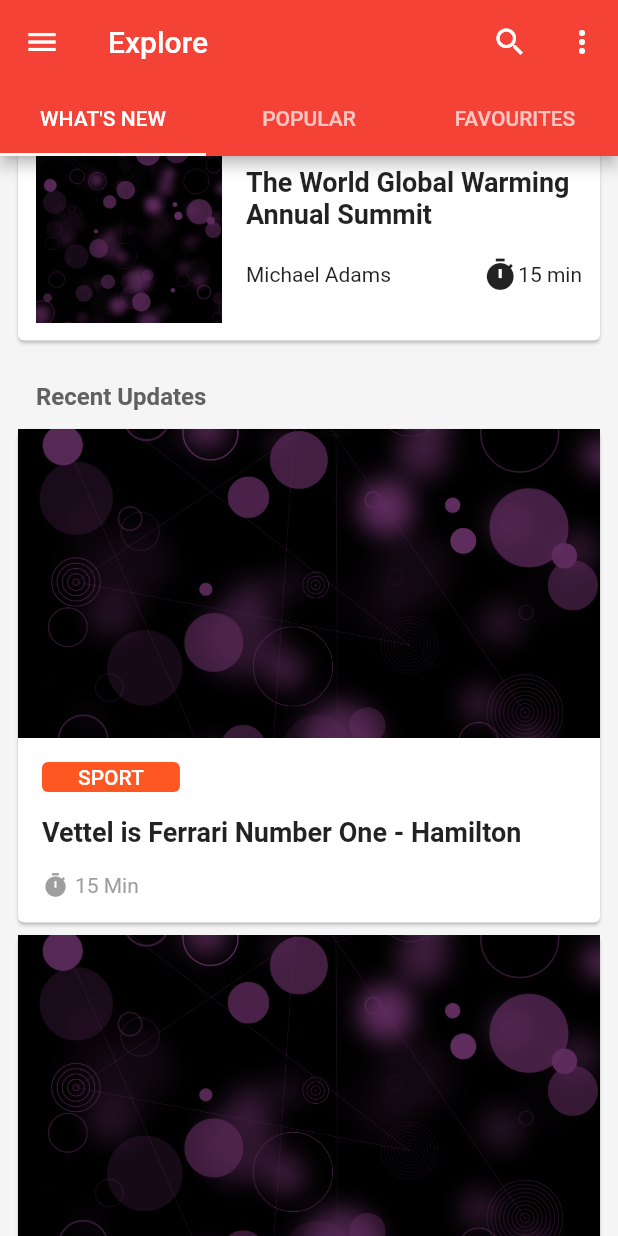
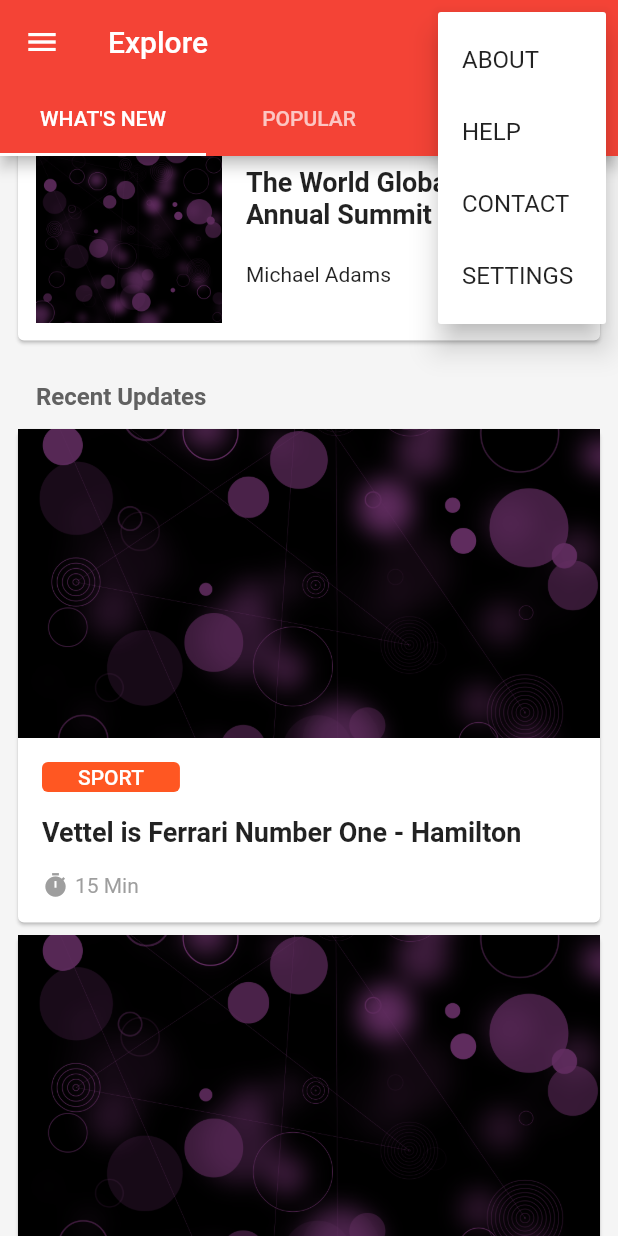
Before and after one commit to saidtechnology/flutter_new_app, a Flutter app: the HomeScreen screen opened directly, scrolled down 576 dp, after a tap on the "more vert" icon, on a phone screen of 412 x 824 dp. Run offline on Flutter 3.47's test engine with Material 2 defaults, Android fonts, the phone set to English and light mode, and no system bars; our stand-ins replace shared_preferences; missing offline and left inert: page_view_indicator; accounts and stored records are empty.

Commit message:
add Pop up Menu for Home Screen

```diff
--- a/lib/screens/home_screen.dart
+++ b/lib/screens/home_screen.dart
@@ -9,7 +9,15 @@ class HomeScreen extends StatefulWidget {
   _HomeScreenState createState() => _HomeScreenState();
 }
 
-class _HomeScreenState extends State<HomeScreen> with SingleTickerProviderStateMixin {
+enum PopOutMenu {
+  HELP,
+  ABOUT,
+  CONTACT,
+  SETTINGS,
+}
+
+class _HomeScreenState extends State<HomeScreen>
+    with SingleTickerProviderStateMixin {
   TabController _tabController;
 
   @override
@@ -35,17 +43,18 @@ class _HomeScreenState extends State<HomeScreen> with SingleTickerProviderStateM
             icon: Icon(Icons.search),
             onPressed: () {},
           ),
-          IconButton(
-            icon: Icon(Icons.more_vert),
-            onPressed: () {},
-          ),
+          _popOutMenu(context),
         ],
         bottom: TabBar(
           indicatorColor: Colors.white,
           tabs: <Widget>[
-            Tab(text: "WHAT'S NEW",),
+            Tab(
+              text: "WHAT'S NEW",
+            ),
             Tab(text: "POPULAR"),
-            Tab(text: "FAVOURITES",),
+            Tab(
+              text: "FAVOURITES",
+            ),
           ],
           controller: _tabController,
         ),
@@ -63,4 +72,30 @@ class _HomeScreenState extends State<HomeScreen> with SingleTickerProviderStateM
       ),
     );
   }
+
+  Widget _popOutMenu(BuildContext context) {
+    return PopupMenuButton<PopOutMenu>(
+      icon: Icon(Icons.more_vert),
+      itemBuilder: (context) {
+        return [
+          PopupMenuItem(
+            value: PopOutMenu.ABOUT,
+            child: Text('ABOUT'),
+          ),
+          PopupMenuItem(
+            value: PopOutMenu.HELP,
+            child: Text('HELP'),
+          ),
+          PopupMenuItem(
+            value: PopOutMenu.CONTACT,
+            child: Text('CONTACT'),
+          ),
+          PopupMenuItem(
+            value: PopOutMenu.SETTINGS,
+            child: Text('SETTINGS'),
+          ),
+        ];
+      },
+    );
+  }
 }
```
